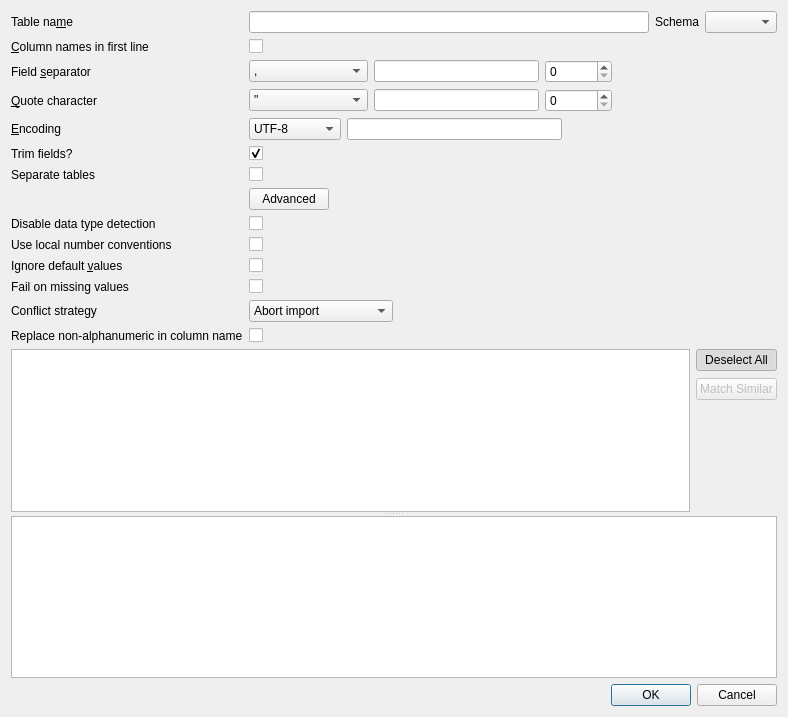
Before: the Qt Designer form src/ImportCsvDialog.ui in deepsidhu1313/sqlitebrowser, drawn with Qt 5.
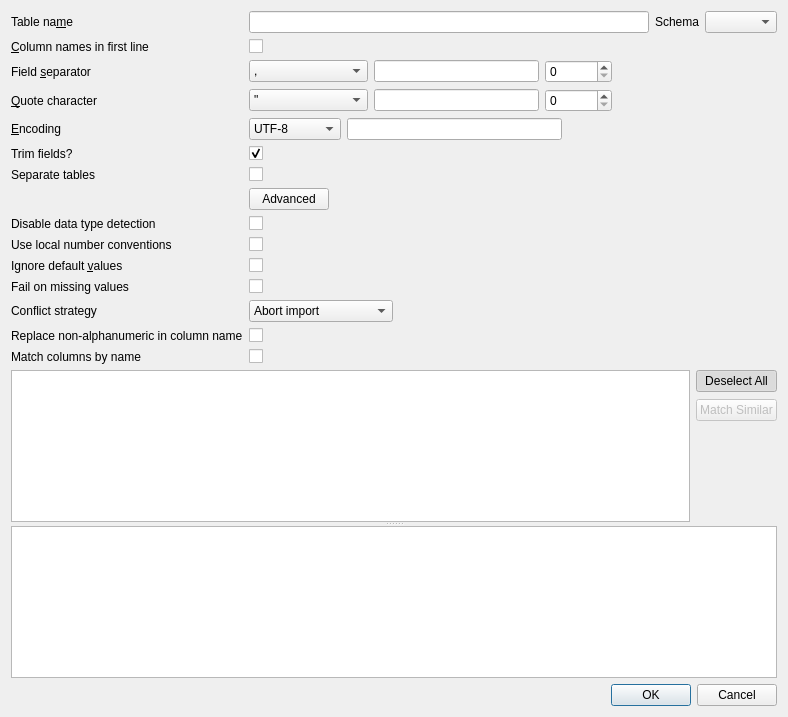
After: the same form once the commit is applied. Icons and pictures are not drawn.

Commit message: Add an option to match CSV columns to table columns by name

The edit to the form file:
```diff
--- a/src/ImportCsvDialog.ui
+++ b/src/ImportCsvDialog.ui
@@ -420,6 +420,23 @@
        </property>
       </widget>
      </item>
+     <item row="15" column="1">
+      <widget class="QCheckBox" name="checkMatchColumnsByName">
+       <property name="toolTip">
+        <string>When importing into an existing table, import each column of the file into the table column with the same name instead of relying on the order of the columns. The names are compared ignoring the case. Columns of the file which have no match are skipped and columns of the table which are not in the file get their default value. This requires the column names to be in the first line.</string>
+       </property>
+      </widget>
+     </item>
+     <item row="15" column="0">
+      <widget class="QLabel" name="labelMatchColumnsByName">
+       <property name="text">
+        <string>Match columns by name</string>
+       </property>
+       <property name="buddy">
+        <cstring>checkMatchColumnsByName</cstring>
+       </property>
+      </widget>
+     </item>
      <item row="13" column="1">
       <widget class="QCheckBox" name="checkReplaceNonAlnum">
        <property name="toolTip">
```
Left out of the diff: 1 changed line with no effect on the pictures. The commit also changes 3 other files.
